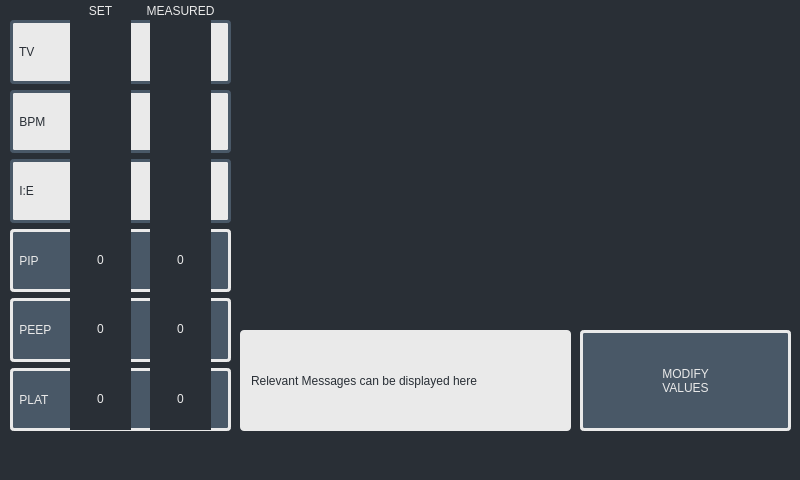
Old version of the form software/control_system/gui/main_window.ui in the repository VentCU/bbwtb.
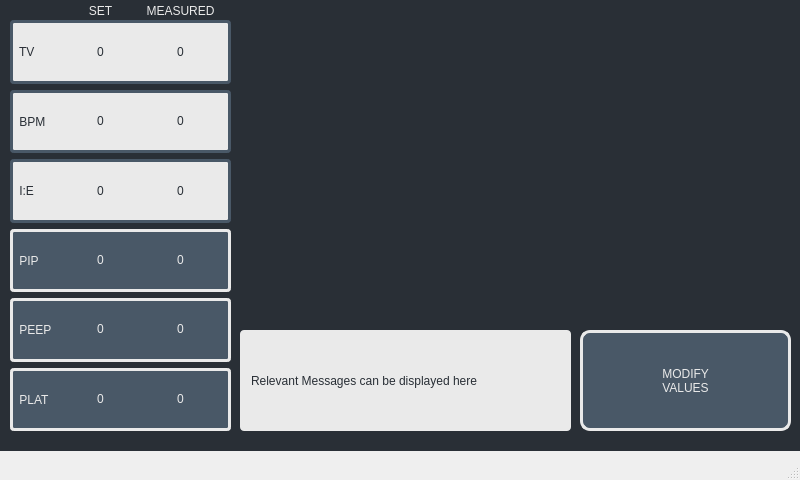
New version of the form. Custom widgets are drawn as their Qt base class.

Diff of the .ui file:
```diff
--- a/software/control_system/gui/main_window.ui
+++ b/software/control_system/gui/main_window.ui
@@ -26,7 +26,7 @@
    <string>MainWindow</string>
   </property>
   <property name="styleSheet">
-   <string notr="true">background-color: #292F36;</string>
+   <string notr="true">background-color: None;</string>
   </property>
   <widget class="QWidget" name="centralwidget">
    <widget class="QPushButton" name="edit_parameters_button">
@@ -45,7 +45,7 @@
 padding: 2px;
 font:18pt &quot;Arial&quot;;
 color: #EAEAEA;
-border-radius: 4px;</string>
+border-radius: 10px;</string>
     </property>
     <property name="text">
      <string>MODIFY 
@@ -470,6 +470,28 @@
      </item>
     </layout>
    </widget>
+   <widget class="QWidget" name="widget" native="true">
+    <property name="geometry">
+     <rect>
+      <x>0</x>
+      <y>-40</y>
+      <width>801</width>
+      <height>491</height>
+     </rect>
+    </property>
+    <property name="styleSheet">
+     <string notr="true">background-color: #292F36</string>
+    </property>
+   </widget>
+   <zorder>widget</zorder>
+   <zorder>edit_parameters_button</zorder>
+   <zorder>label</zorder>
+   <zorder>label_2</zorder>
+   <zorder>message_log_label</zorder>
+   <zorder>layoutWidget</zorder>
+   <zorder>verticalLayoutWidget</zorder>
+   <zorder>verticalLayoutWidget_2</zorder>
+   <zorder>layoutWidget_2</zorder>
   </widget>
   <widget class="QMenuBar" name="menubar">
    <property name="geometry">
```
Left out of the diff: 4 changed lines with no effect on the pictures.
